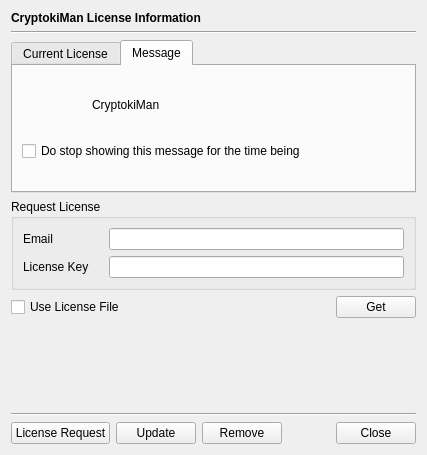
Before: the Qt Designer form CryptokiMan/lcn_info_dlg.ui in jykim74/CryptokiMan, drawn with Qt 5.
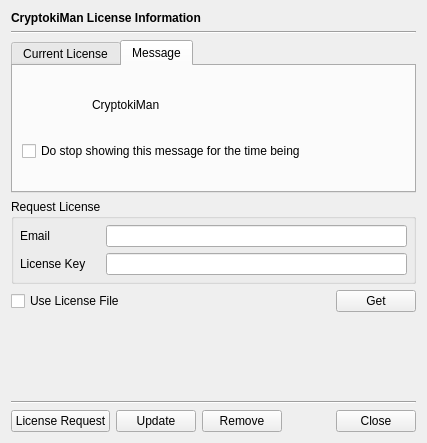
After: the same form once the commit is applied. Icons and pictures are not drawn.

Commit message: UI 업데이트

```diff
--- a/CryptokiMan/lcn_info_dlg.ui
+++ b/CryptokiMan/lcn_info_dlg.ui
@@ -7,7 +7,7 @@
     <x>0</x>
     <y>0</y>
     <width>427</width>
-    <height>455</height>
+    <height>443</height>
    </rect>
   </property>
   <property name="windowTitle">
@@ -278,6 +278,21 @@
       <string>Request License</string>
      </property>
      <layout class="QGridLayout" name="gridLayout_5">
+      <property name="leftMargin">
+       <number>6</number>
+      </property>
+      <property name="topMargin">
+       <number>6</number>
+      </property>
+      <property name="rightMargin">
+       <number>6</number>
+      </property>
+      <property name="bottomMargin">
+       <number>6</number>
+      </property>
+      <property name="horizontalSpacing">
+       <number>6</number>
+      </property>
       <item row="0" column="0">
        <widget class="QLabel" name="label_2">
         <property name="minimumSize">
```
